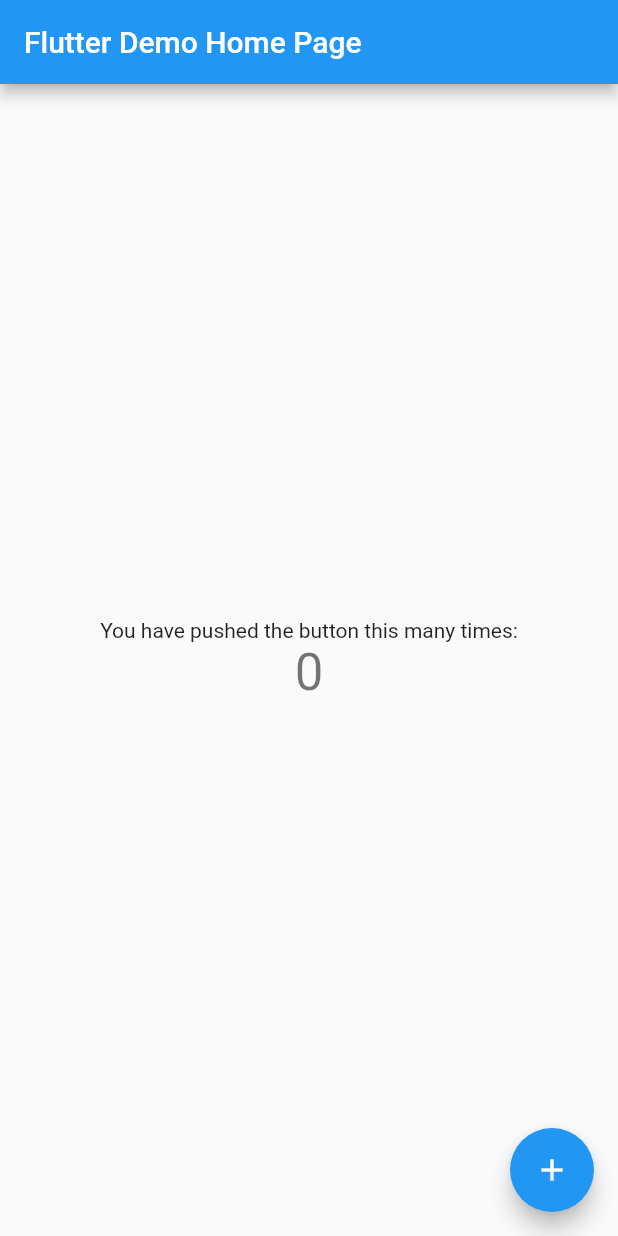
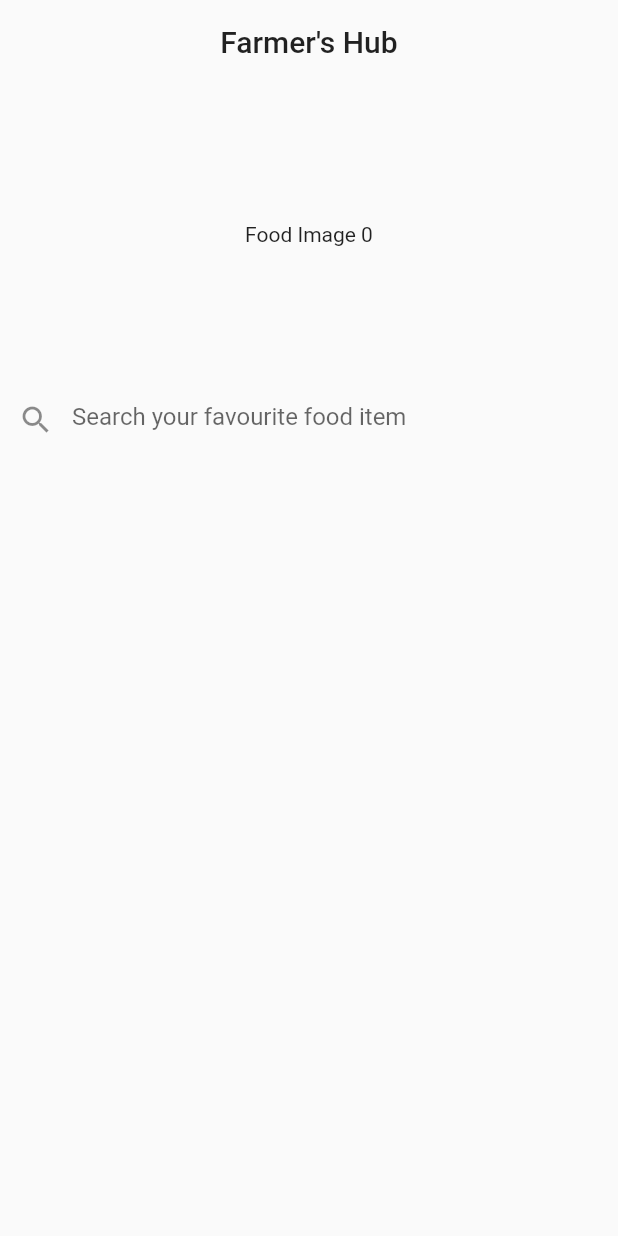
Before and after one commit to kalind7/farmers_hub, a Flutter app: the screen it shows after launch, on a phone screen of 412 x 824 dp. Run offline on Flutter 3.47's test engine with Material 2 defaults, Android fonts, the phone set to English and light mode, and no system bars.

Commit message:
image scroll view and search added

```diff
--- a/lib/main.dart
+++ b/lib/main.dart
@@ -5,44 +5,21 @@ void main() {
 }
 
 class MyApp extends StatelessWidget {
-  // This widget is the root of your application.
   @override
   Widget build(BuildContext context) {
     return MaterialApp(
-      title: 'Flutter Demo',
+      title: 'Farmer\'s Hub',
       theme: ThemeData(
-        // This is the theme of your application.
-        //
-        // Try running your application with "flutter run". You'll see the
-        // application has a blue toolbar. Then, without quitting the app, try
-        // changing the primarySwatch below to Colors.green and then invoke
-        // "hot reload" (press "r" in the console where you ran "flutter run",
-        // or simply save your changes to "hot reload" in a Flutter IDE).
-        // Notice that the counter didn't reset back to zero; the application
-        // is not restarted.
         primarySwatch: Colors.blue,
-        // This makes the visual density adapt to the platform that you run
-        // the app on. For desktop platforms, the controls will be smaller and
-        // closer together (more dense) than on mobile platforms.
         visualDensity: VisualDensity.adaptivePlatformDensity,
       ),
-      home: MyHomePage(title: 'Flutter Demo Home Page'),
+      home: MyHomePage(title: 'Farmer\'s Hub'),
     );
   }
 }
 
 class MyHomePage extends StatefulWidget {
   MyHomePage({Key key, this.title}) : super(key: key);
-
-  // This widget is the home page of your application. It is stateful, meaning
-  // that it has a State object (defined below) that contains fields that affect
-  // how it looks.
-
-  // This class is the configuration for the state. It holds the values (in this
-  // case the title) provided by the parent (in this case the App widget) and
-  // used by the build method of the State. Fields in a Widget subclass are
-  // always marked "final".
-
   final String title;
 
   @override
@@ -50,68 +27,49 @@ class MyHomePage extends StatefulWidget {
 }
 
 class _MyHomePageState extends State<MyHomePage> {
-  int _counter = 0;
-
-  void _incrementCounter() {
-    setState(() {
-      // This call to setState tells the Flutter framework that something has
-      // changed in this State, which causes it to rerun the build method below
-      // so that the display can reflect the updated values. If we changed
-      // _counter without calling setState(), then the build method would not be
-      // called again, and so nothing would appear to happen.
-      _counter++;
-    });
-  }
-
   @override
   Widget build(BuildContext context) {
-    // This method is rerun every time setState is called, for instance as done
-    // by the _incrementCounter method above.
-    //
-    // The Flutter framework has been optimized to make rerunning build methods
-    // fast, so that you can just rebuild anything that needs updating rather
-    // than having to individually change instances of widgets.
     return Scaffold(
       appBar: AppBar(
-        // Here we take the value from the MyHomePage object that was created by
-        // the App.build method, and use it to set our appbar title.
-        title: Text(widget.title),
+        centerTitle: true,
+        title: Text(widget.title, style: TextStyle(color: Colors.black87)),
+        backgroundColor: Colors.grey[50],
+        elevation: 0,
       ),
-      body: Center(
-        // Center is a layout widget. It takes a single child and positions it
-        // in the middle of the parent.
-        child: Column(
-          // Column is also a layout widget. It takes a list of children and
-          // arranges them vertically. By default, it sizes itself to fit its
-          // children horizontally, and tries to be as tall as its parent.
-          //
-          // Invoke "debug painting" (press "p" in the console, choose the
-          // "Toggle Debug Paint" action from the Flutter Inspector in Android
-          // Studio, or the "Toggle Debug Paint" command in Visual Studio Code)
-          // to see the wireframe for each widget.
-          //
-          // Column has various properties to control how it sizes itself and
-          // how it positions its children. Here we use mainAxisAlignment to
-          // center the children vertically; the main axis here is the vertical
-          // axis because Columns are vertical (the cross axis would be
-          // horizontal).
-          mainAxisAlignment: MainAxisAlignment.center,
-          children: <Widget>[
-            Text(
-              'You have pushed the button this many times:',
+      body: Column(
+        children: [
+          SingleChildScrollView(
+            scrollDirection: Axis.horizontal,
+            child: SizedBox(
+              height: 200,
+              width: MediaQuery.of(context).size.width,
+              child: ListView.builder(
+                scrollDirection: Axis.horizontal,
+                itemCount: 4,
+                itemBuilder: (context, index){
+                  return Container(
+                    height: 200,
+                    width: MediaQuery.of(context).size.width,
+                    child: Center(
+                      // yo chai paxi images le replace garni from database
+                      child: Text("Food Image "+ index.toString()),
+                    )
+                  );
+                },
+              ),
             ),
-            Text(
-              '$_counter',
-              style: Theme.of(context).textTheme.headline4,
+          ),
+          TextField(
+            controller: TextEditingController(),
+            decoration: InputDecoration(
+              hintText: "Search your favourite food item",
+              prefixIcon: Icon(Icons.search),
+              border: InputBorder.none,
             ),
-          ],
-        ),
+            keyboardType: TextInputType.text,
+          )
+        ],
       ),
-      floatingActionButton: FloatingActionButton(
-        onPressed: _incrementCounter,
-        tooltip: 'Increment',
-        child: Icon(Icons.add),
-      ), // This trailing comma makes auto-formatting nicer for build methods.
     );
   }
 }
```
Also changed, not shown: pubspec.lock, 1 other file.
